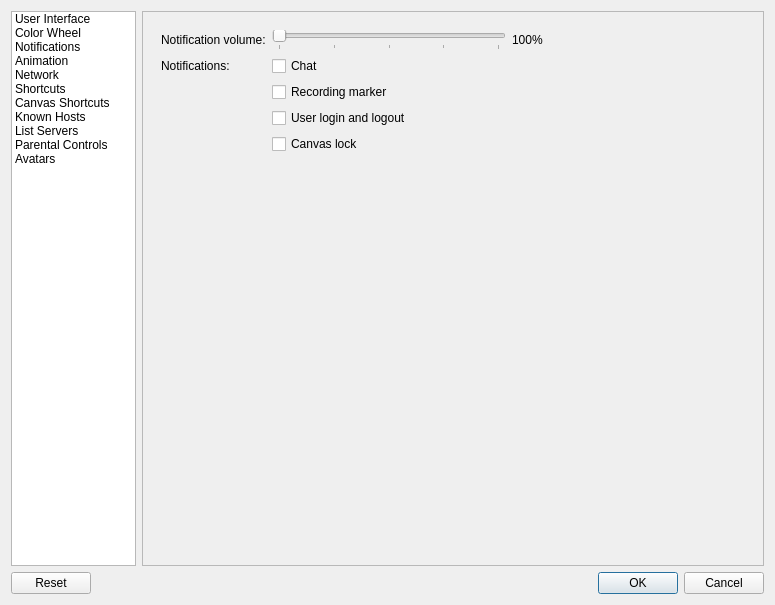
Before: the Qt Designer form src/desktop/ui/settings.ui in drawpile/Drawpile, drawn with Qt 5.
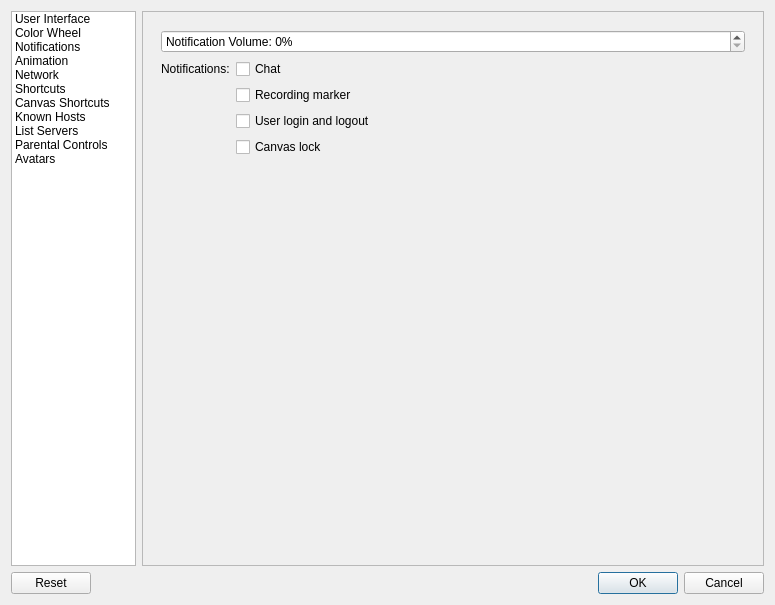
After: the same form once the commit is applied. The open tabs and pages were chosen to show the change. Icons and pictures are not drawn. Custom widgets are drawn as their Qt base class.

Commit message: Switch notification volume to KisSliderSpinBox

```diff
--- a/src/desktop/ui/settings.ui
+++ b/src/desktop/ui/settings.ui
@@ -527,46 +527,6 @@
           </widget>
           <widget class="QWidget" name="page_2">
            <layout class="QFormLayout" name="formLayout_6">
-            <item row="0" column="0">
-             <widget class="QLabel" name="label_9">
-              <property name="text">
-               <string>Notification volume:</string>
-              </property>
-             </widget>
-            </item>
-            <item row="0" column="1">
-             <layout class="QHBoxLayout" name="horizontalLayout_4">
-              <item>
-               <widget class="QSlider" name="notificationVolume">
-                <property name="sizePolicy">
-                 <sizepolicy hsizetype="Preferred" vsizetype="Fixed">
-                  <horstretch>0</horstretch>
-                  <verstretch>0</verstretch>
-                 </sizepolicy>
-                </property>
-                <property name="maximum">
-                 <number>100</number>
-                </property>
-                <property name="orientation">
-                 <enum>Qt::Horizontal</enum>
-                </property>
-                <property name="tickPosition">
-                 <enum>QSlider::TicksBelow</enum>
-                </property>
-                <property name="tickInterval">
-                 <number>25</number>
-                </property>
-               </widget>
-              </item>
-              <item>
-               <widget class="QLabel" name="volumeLabel">
-                <property name="text">
-                 <string notr="true">100%</string>
-                </property>
-               </widget>
-              </item>
-             </layout>
-            </item>
             <item row="1" column="0">
              <widget class="QLabel" name="label_13">
               <property name="text">
@@ -602,6 +562,19 @@
               </property>
              </widget>
             </item>
+            <item row="0" column="0" colspan="2">
+             <widget class="KisSliderSpinBox" name="notificationVolume">
+              <property name="suffix">
+               <string>%</string>
+              </property>
+              <property name="prefix">
+               <string>Notification Volume: </string>
+              </property>
+              <property name="maximum">
+               <number>100</number>
+              </property>
+             </widget>
+            </item>
            </layout>
           </widget>
           <widget class="QWidget" name="stackedWidgetPage2">
@@ -1271,6 +1244,11 @@
    <extends>QWidget</extends>
    <header>QtColorWidgets/ColorWheel</header>
   </customwidget>
+  <customwidget>
+   <class>KisSliderSpinBox</class>
+   <extends>QSpinBox</extends>
+   <header>widgets/kis_slider_spin_box.h</header>
+  </customwidget>
  </customwidgets>
  <resources/>
  <connections>
```
The commit also changes 1 other file.
